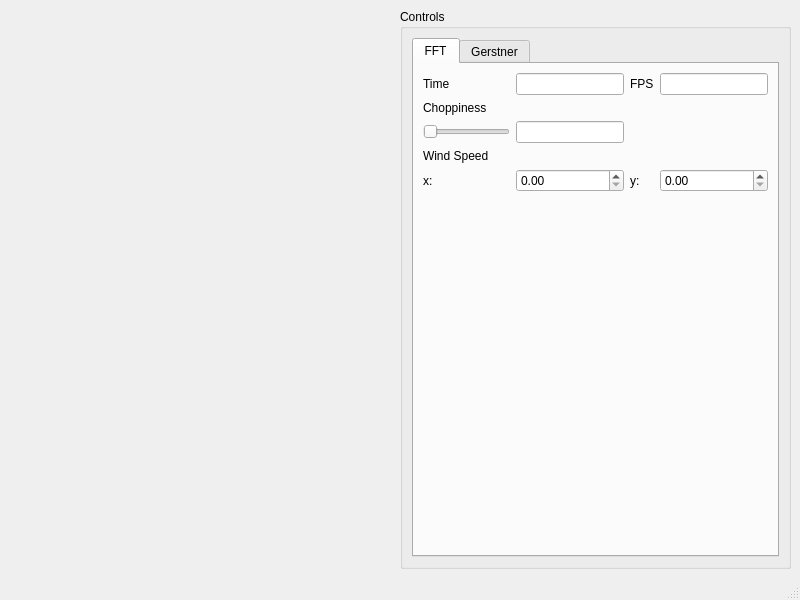
This is ui/mainwindow.ui in TobyGilbert/Ocean_Surface as Qt 5 draws it before an edit. The edited form follows.
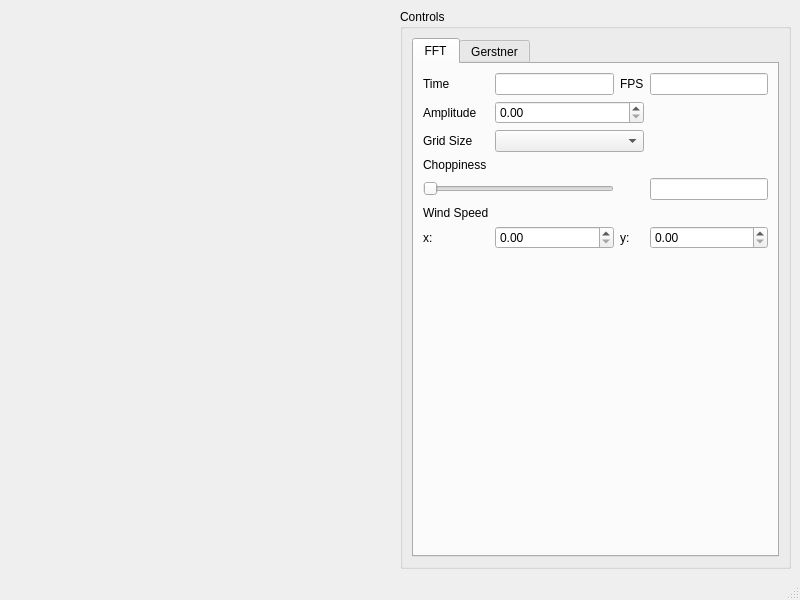
This is the edited form.

What changed in the file:
```diff
--- a/ui/mainwindow.ui
+++ b/ui/mainwindow.ui
@@ -37,6 +37,9 @@
            <string>FFT</string>
           </attribute>
           <layout class="QGridLayout" name="gridLayout_3">
+           <item row="6" column="3">
+            <widget class="QLineEdit" name="lineEdit"/>
+           </item>
            <item row="0" column="1">
             <widget class="QLineEdit" name="timeLineEdit"/>
            </item>
@@ -47,27 +50,17 @@
              </property>
             </widget>
            </item>
-           <item row="3" column="1">
-            <widget class="QLineEdit" name="lineEdit"/>
-           </item>
-           <item row="3" column="0">
-            <widget class="QSlider" name="choppinessSlider">
-             <property name="orientation">
-              <enum>Qt::Horizontal</enum>
-             </property>
-            </widget>
-           </item>
-           <item row="5" column="2">
+           <item row="8" column="2">
             <widget class="QLabel" name="label_5">
              <property name="text">
               <string>y:</string>
              </property>
             </widget>
            </item>
-           <item row="5" column="0">
-            <widget class="QLabel" name="label_4">
+           <item row="4" column="0">
+            <widget class="QLabel" name="label_2">
              <property name="text">
-              <string>x:</string>
+              <string>Choppiness</string>
              </property>
             </widget>
            </item>
@@ -78,7 +71,17 @@
              </property>
             </widget>
            </item>
-           <item row="6" column="0">
+           <item row="8" column="0">
+            <widget class="QLabel" name="label_4">
+             <property name="text">
+              <string>x:</string>
+             </property>
+            </widget>
+           </item>
+           <item row="8" column="1">
+            <widget class="QDoubleSpinBox" name="doubleSpinBox"/>
+           </item>
+           <item row="11" column="0">
             <spacer name="verticalSpacer">
              <property name="orientation">
               <enum>Qt::Vertical</enum>
@@ -91,29 +94,52 @@
              </property>
             </spacer>
            </item>
-           <item row="2" column="0">
-            <widget class="QLabel" name="label_2">
-             <property name="text">
-              <string>Choppiness</string>
-             </property>
-            </widget>
-           </item>
-           <item row="5" column="1">
-            <widget class="QDoubleSpinBox" name="doubleSpinBox"/>
-           </item>
            <item row="0" column="3">
             <widget class="QLineEdit" name="FPSLineEdit"/>
            </item>
-           <item row="5" column="3">
+           <item row="8" column="3">
             <widget class="QDoubleSpinBox" name="doubleSpinBox_2"/>
            </item>
-           <item row="4" column="0">
+           <item row="7" column="0">
             <widget class="QLabel" name="label_6">
              <property name="text">
               <string>Wind Speed</string>
              </property>
             </widget>
            </item>
+           <item row="6" column="0" colspan="2">
+            <widget class="QSlider" name="choppinessSlider">
+             <property name="sizePolicy">
+              <sizepolicy hsizetype="Expanding" vsizetype="Fixed">
+               <horstretch>0</horstretch>
+               <verstretch>0</verstretch>
+              </sizepolicy>
+             </property>
+             <property name="orientation">
+              <enum>Qt::Horizontal</enum>
+             </property>
+            </widget>
+           </item>
+           <item row="2" column="0">
+            <widget class="QLabel" name="label_7">
+             <property name="text">
+              <string>Amplitude</string>
+             </property>
+            </widget>
+           </item>
+           <item row="3" column="0">
+            <widget class="QLabel" name="label_8">
+             <property name="text">
+              <string>Grid Size</string>
+             </property>
+            </widget>
+           </item>
+           <item row="3" column="1" colspan="2">
+            <widget class="QComboBox" name="comboBox"/>
+           </item>
+           <item row="2" column="1" colspan="2">
+            <widget class="QDoubleSpinBox" name="doubleSpinBox_3"/>
+           </item>
           </layout>
          </widget>
          <widget class="QWidget" name="tab_2">
```
Left out of the diff: 2 changed lines with no effect on the pictures.
